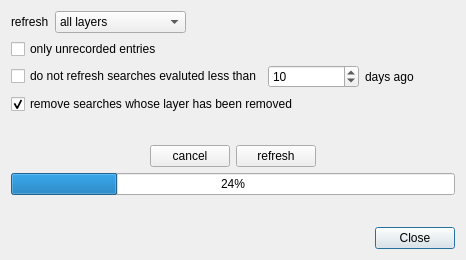
Above: ui/ui_refresh.ui from 3nids/quickfinder before the change. Below: the same form after it.
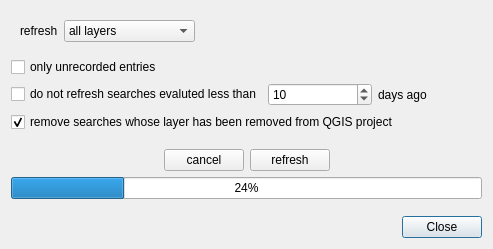
That is the form after the change.

Commit message: auto ask for refresh

The edit to the form file:
```diff
--- a/ui/ui_refresh.ui
+++ b/ui/ui_refresh.ui
@@ -6,8 +6,8 @@
    <rect>
     <x>0</x>
     <y>0</y>
-    <width>466</width>
-    <height>260</height>
+    <width>493</width>
+    <height>249</height>
    </rect>
   </property>
   <property name="windowTitle">
@@ -71,54 +71,13 @@
    <item row="5" column="0">
     <widget class="QCheckBox" name="deletedLayersCheckBox">
      <property name="text">
-      <string>remove searches whose layer has been removed</string>
+      <string>remove searches whose layer has been removed from QGIS project</string>
      </property>
      <property name="checked">
       <bool>true</bool>
      </property>
     </widget>
    </item>
-   <item row="1" column="0">
-    <layout class="QHBoxLayout" name="selectionLayout">
-     <item>
-      <widget class="QLabel" name="label">
-       <property name="text">
-        <string>refresh</string>
-       </property>
-      </widget>
-     </item>
-     <item>
-      <widget class="QComboBox" name="selectionComboBox">
-       <property name="sizeAdjustPolicy">
-        <enum>QComboBox::AdjustToContents</enum>
-       </property>
-       <item>
-        <property name="text">
-         <string>all layers</string>
-        </property>
-       </item>
-       <item>
-        <property name="text">
-         <string>only selected rows</string>
-        </property>
-       </item>
-      </widget>
-     </item>
-     <item>
-      <spacer name="horizontalSpacer_3">
-       <property name="orientation">
-        <enum>Qt::Horizontal</enum>
-       </property>
-       <property name="sizeHint" stdset="0">
-        <size>
-         <width>40</width>
-         <height>20</height>
-        </size>
-       </property>
-      </spacer>
-     </item>
-    </layout>
-   </item>
    <item row="2" column="0">
     <widget class="QCheckBox" name="unrecordedCheckBox">
      <property name="text">
@@ -190,6 +149,49 @@
      </property>
     </spacer>
    </item>
+   <item row="1" column="0">
+    <widget class="QWidget" name="selectionWidget" native="true">
+     <layout class="QHBoxLayout" name="selectionLayout">
+      <item>
+       <widget class="QLabel" name="label">
+        <property name="text">
+         <string>refresh</string>
+        </property>
+       </widget>
+      </item>
+      <item>
+       <widget class="QComboBox" name="selectionComboBox">
+        <property name="sizeAdjustPolicy">
+         <enum>QComboBox::AdjustToContents</enum>
+        </property>
+        <item>
+         <property name="text">
+          <string>all layers</string>
+         </property>
+        </item>
+        <item>
+         <property name="text">
+          <string>only selected rows</string>
+         </property>
+        </item>
+       </widget>
+      </item>
+      <item>
+       <spacer name="horizontalSpacer_3">
+        <property name="orientation">
+         <enum>Qt::Horizontal</enum>
+        </property>
+        <property name="sizeHint" stdset="0">
+         <size>
+          <width>40</width>
+          <height>20</height>
+         </size>
+        </property>
+       </spacer>
+      </item>
+     </layout>
+    </widget>
+   </item>
   </layout>
  </widget>
  <resources/>
```
The commit also changes 5 other files.
